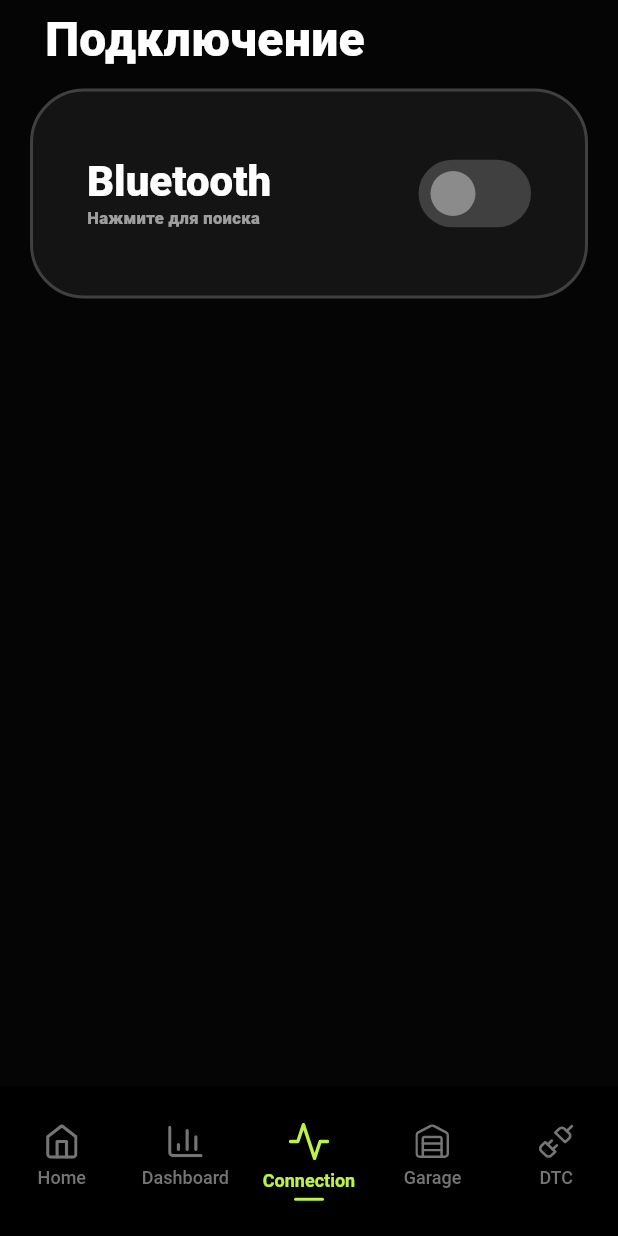
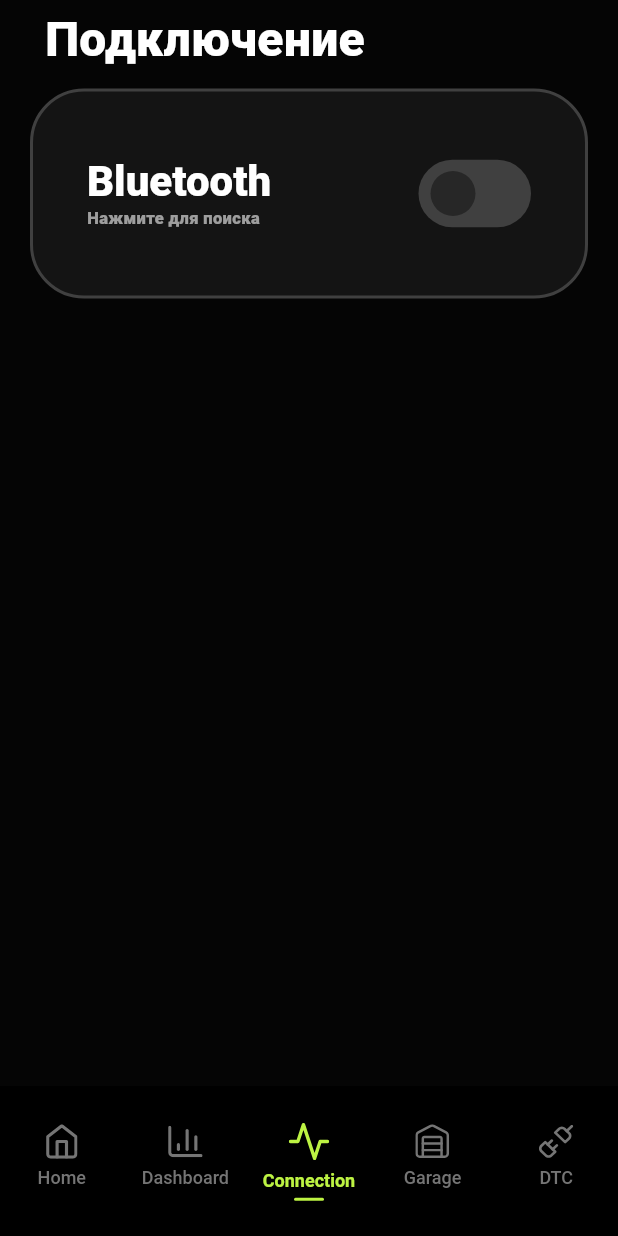
Before and after one commit to TheRaikoz/ReDrive, a Flutter app: the screen it shows after launch, item 3 of the bottom bar chosen, on a phone screen of 412 x 824 dp. Run offline on Flutter 3.47's test engine with Material 3 defaults, Android fonts, the phone set to English and light mode, and no system bars; our stand-ins replace device_info_plus, flutter_svg, permission_handler; missing offline and left inert: flutter_blue_classic; project files that could hold a hidden picture were left out.

Commit message:
feat: update main app theme

```diff
--- a/lib/core/app_themes.dart
+++ b/lib/core/app_themes.dart
@@ -9,15 +9,44 @@ class AppThemes {
 
     colorScheme: const ColorScheme.dark(
       primary: AppColors.accent, // основной цвет палитры
-      surface: AppColors.background, // основной фон
-      surfaceContainer: AppColors.cardBg, // фон карточек
-      onSurface: AppColors.textMainColor, // цвет текста
-      secondary:
-          AppColors.accentIconsBottomBar, // основной цвет иконок bottom bar
+      onPrimary: Colors.black,
 
-      outlineVariant: Color(0xFF404040), // цвет основнойо обводки
-      outline: Colors.white,
+      surface: AppColors.background, // Основной фон приложения
+      surfaceContainer:
+          AppColors.cardBg, // Фоновая плашка для карточек/контейнеров
+
+      onSurface:
+          AppColors.textMainColor, // Основной текст (заголовки, жирный текст)
+      onSurfaceVariant: Color.fromARGB(
+        44,
+        122,
+        114,
+        114,
+      ), // Второстепенный текст (подзаголовки, описания)
+
+      outlineVariant: Color(0xFF404040), // Главные бордеры (текст-филды)
+      outline: Colors.black, // Второстепенные разделители (Divider)
     ),
+
+    // // --- АКЦЕНТЫ (Кнопки, выделения, FAB, активные иконки) ---
+    //       primary: AppColors.neonGreen,
+    //       onPrimary: Colors.black, // Каким цветом писать текст НА primary-кнопке?
+
+    //       // Второстепенные акценты (например, FloatingActionButton или особые иконки)
+    //       secondary: AppColors.neonGreen, // Можно продублировать primary, если палитра узкая
+    //       onSecondary: Colors.black,
+
+    //       // --- ФОНЫ (Экраны, карточки, диалоги) ---
+    //       surface: AppColors.pitchBlack, // Основной фон приложения
+    //       surfaceContainer: AppColors.darkGray, // Фоновая плашка для карточек/контейнеров
+
+    //       // --- ТЕКСТЫ И ИКОНКИ (Что лежит поверх фонов) ---
+    //       onSurface: AppColors.white, // Основной текст (заголовки, жирный текст)
+    //       onSurfaceVariant: AppColors.textMuted, // Второстепенный текст (подзаголовки, описания)
+
+    //       // --- ОБВОДКИ И РАЗДЕЛИТЕЛИ ---
+    //       outline: AppColors.borderGray, // Главные бордеры (текст-филды)
+    //       outlineVariant: Colors.black, // Второстепенные разделители (Divider)
 
     // splashColor: Colors.transparent,
     // highlightColor: Colors.transparent,
```
